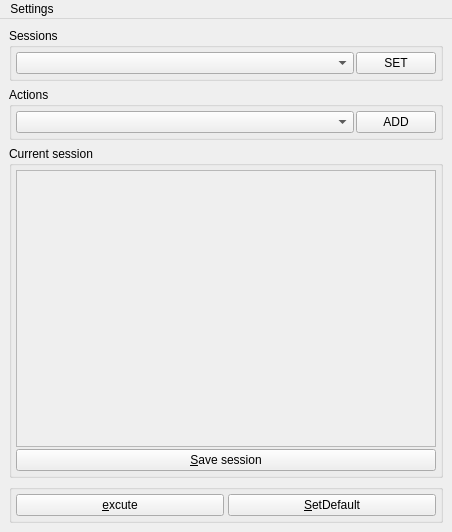
Before: the Qt Designer form ResourceCompiler/mayaExporter/ui/workFile/sessionUi.ui in giordi91/SirEngineThe3rd, drawn with Qt 5.
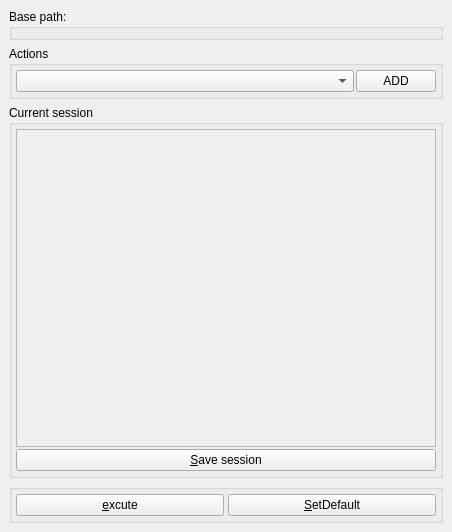
After: the same form once the commit is applied.

Diff of the .ui file:
```diff
--- a/ResourceCompiler/mayaExporter/ui/workFile/sessionUi.ui
+++ b/ResourceCompiler/mayaExporter/ui/workFile/sessionUi.ui
@@ -18,7 +18,7 @@
     <item>
      <widget class="QGroupBox" name="sessionGB">
       <property name="title">
-       <string>Sessions</string>
+       <string>Base path:</string>
       </property>
       <layout class="QHBoxLayout" name="horizontalLayout_6">
        <property name="spacing">
@@ -27,23 +27,15 @@
        <property name="margin">
         <number>4</number>
        </property>
-       <item>
-        <widget class="QComboBox" name="sessionsCB">
-         <property name="sizePolicy">
-          <sizepolicy hsizetype="Expanding" vsizetype="Fixed">
-           <horstretch>0</horstretch>
-           <verstretch>0</verstretch>
-          </sizepolicy>
-         </property>
-        </widget>
-       </item>
-       <item>
-        <widget class="QPushButton" name="setSessionPB">
-         <property name="text">
-          <string>SET</string>
-         </property>
-        </widget>
-       </item>
+       <property name="topMargin">
+        <number>4</number>
+       </property>
+       <property name="rightMargin">
+        <number>4</number>
+       </property>
+       <property name="bottomMargin">
+        <number>4</number>
+       </property>
       </layout>
      </widget>
     </item>
@@ -102,11 +94,14 @@
             <x>0</x>
             <y>0</y>
             <width>422</width>
-            <height>300</height>
+            <height>323</height>
            </rect>
           </property>
           <layout class="QVBoxLayout" name="verticalLayout_5">
            <property name="spacing">
+            <number>0</number>
+           </property>
+           <property name="leftMargin">
             <number>1</number>
            </property>
            <property name="margin">
@@ -166,13 +161,6 @@
      <height>21</height>
     </rect>
    </property>
-   <widget class="QMenu" name="menuSettings">
-    <property name="title">
-     <string>Settings</string>
-    </property>
-    <addaction name="actionSession_Path"/>
-   </widget>
-   <addaction name="menuSettings"/>
   </widget>
   <action name="actionSession_Path">
    <property name="text">
```
Left out of the diff: 47 changed lines with no effect on the pictures.
